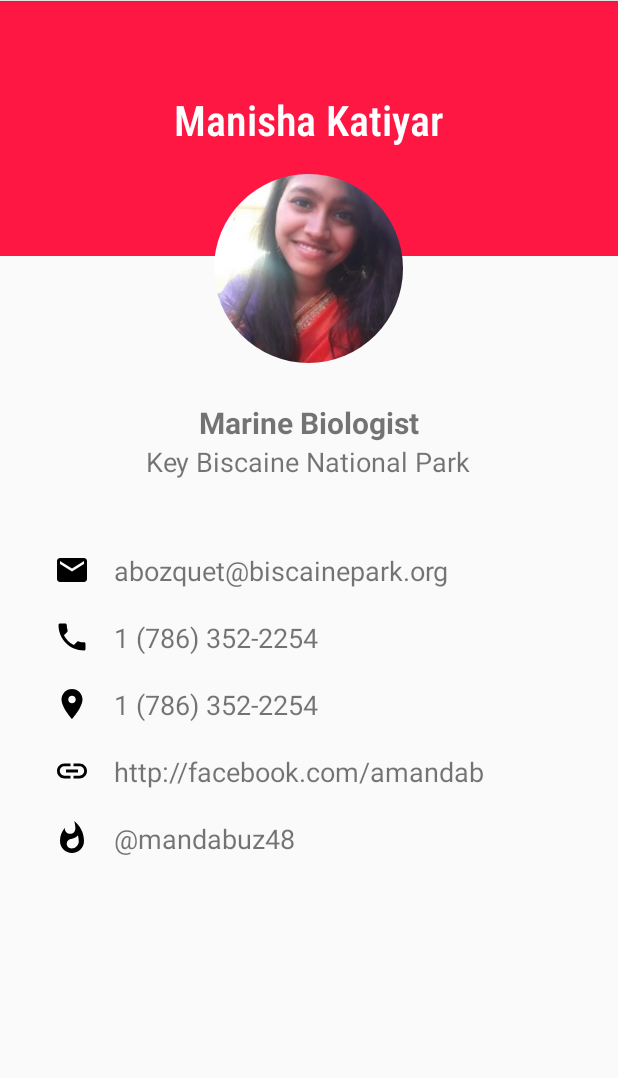
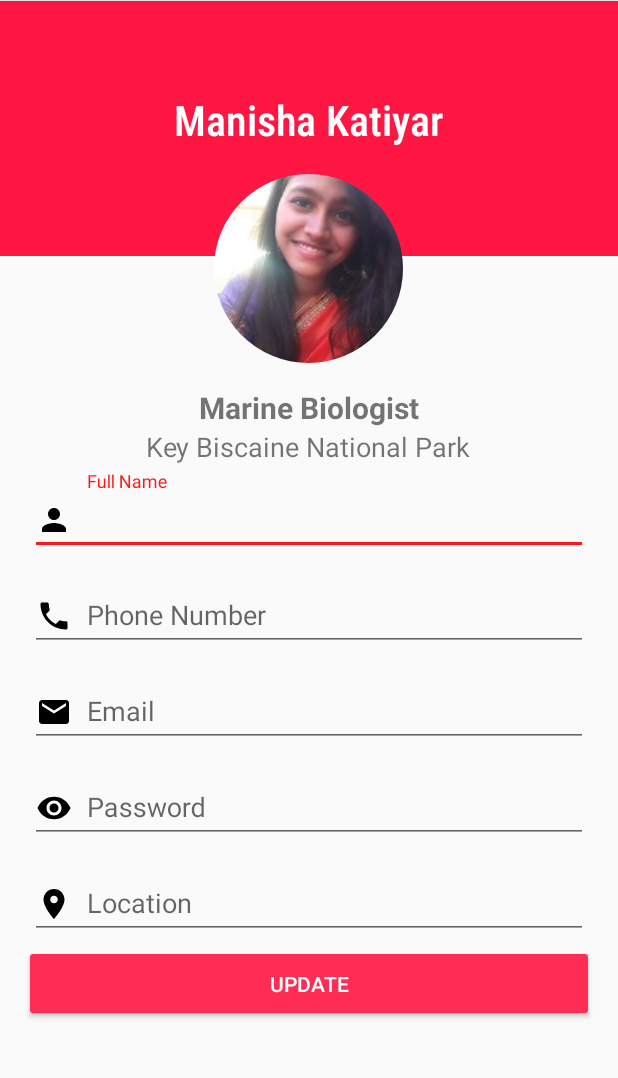
Before and after one commit to 17BTCS023/Even_To, an Android app: the fragment ProfileFragment shown on its own in the app's theme, on a phone screen of 412 x 824 dp, the part 84-1162 px from its top. Run offline under Robolectric (Android 15) with nearby library versions, the phone set to English and light mode, and no system bars; our stand-ins replace CircleImageView; 1 statement that could not run was skipped.

Commit message:
polished profile ui

```diff
--- a/app/build.gradle
+++ b/app/build.gradle
@@ -35,6 +35,7 @@ dependencies {
     implementation 'androidx.navigation:navigation-fragment:2.2.2'
     implementation 'androidx.navigation:navigation-ui:2.2.2'
     implementation 'androidx.lifecycle:lifecycle-extensions:2.2.0'
+    implementation 'com.google.firebase:firebase-database:19.3.0'
     testImplementation 'junit:junit:4.13'
     androidTestImplementation 'androidx.test.ext:junit:1.1.1'
     androidTestImplementation 'androidx.test.espresso:espresso-core:3.2.0'
--- /dev/null
+++ b/app/src/main/res/drawable/ic_password.xml
@@ -0,0 +1,9 @@
+<vector xmlns:android="http://schemas.android.com/apk/res/android"
+        android:width="24dp"
+        android:height="24dp"
+        android:viewportWidth="24.0"
+        android:viewportHeight="24.0">
+    <path
+        android:fillColor="#FF000000"
+        android:pathData="M12,4.5C7,4.5 2.73,7.61 1,12c1.73,4.39 6,7.5 11,7.5s9.27,-3.11 11,-7.5c-1.73,-4.39 -6,-7.5 -11,-7.5zM12,17c-2.76,0 -5,-2.24 -5,-5s2.24,-5 5,-5 5,2.24 5,5 -2.24,5 -5,5zM12,9c-1.66,0 -3,1.34 -3,3s1.34,3 3,3 3,-1.34 3,-3 -1.34,-3 -3,-3z"/>
+</vector>
--- a/app/src/main/res/layout/fragment_profile.xml
+++ b/app/src/main/res/layout/fragment_profile.xml
@@ -54,21 +54,18 @@
         android:src="@drawable/profile_pic_two"
         />
 
-    <androidx.constraintlayout.widget.ConstraintLayout
+    <LinearLayout
         android:layout_width="match_parent"
         android:layout_height="wrap_content"
-        android:layout_margin="20dp"
-        android:layout_marginStart="8dp"
-        android:layout_marginTop="8dp"
-        android:layout_marginEnd="8dp"
-        android:layout_marginBottom="8dp"
-        android:paddingBottom="20dp"
+        android:orientation="vertical"
+        android:padding="16dp"
         app:layout_constraintBottom_toBottomOf="parent"
         app:layout_constraintEnd_toEndOf="parent"
-        app:layout_constraintHorizontal_bias="1.0"
+        app:layout_constraintHorizontal_bias="0.0"
         app:layout_constraintStart_toStartOf="parent"
         app:layout_constraintTop_toBottomOf="@+id/user_imageview"
-        app:layout_constraintVertical_bias="0.038">
+        app:layout_constraintVertical_bias="0.0"
+        >
 
         <TextView
             android:id="@+id/occupation_textview"
@@ -77,11 +74,12 @@
             android:layout_marginStart="8dp"
             android:layout_marginEnd="8dp"
             android:text="Marine Biologist"
+            android:textSize="20sp"
             android:textStyle="bold"
-            android:textSize="20sp"
             app:layout_constraintEnd_toEndOf="parent"
             app:layout_constraintStart_toStartOf="parent"
-            app:layout_constraintTop_toTopOf="parent" />
+            app:layout_constraintTop_toTopOf="parent"
+            android:layout_gravity="center"/>
 
         <TextView
             android:id="@+id/about_textview"
@@ -94,218 +92,99 @@
             app:layout_constraintEnd_toEndOf="parent"
             app:layout_constraintHorizontal_bias="0.497"
             app:layout_constraintStart_toStartOf="parent"
-            app:layout_constraintTop_toBottomOf="@+id/occupation_textview" />
+            app:layout_constraintTop_toBottomOf="@+id/occupation_textview"
+            android:layout_gravity="center"/>
 
         <LinearLayout
-            android:id="@+id/linearLayout"
             android:layout_width="match_parent"
             android:layout_height="wrap_content"
-            android:layout_marginStart="8dp"
-            android:layout_marginTop="8dp"
-            android:layout_marginEnd="8dp"
-            android:orientation="horizontal"
-            app:layout_constraintEnd_toEndOf="parent"
-            app:layout_constraintHorizontal_bias="0.0"
-            app:layout_constraintStart_toStartOf="parent"
-            app:layout_constraintTop_toBottomOf="@+id/about_textview">
+            android:orientation="vertical">
 
-            <ImageView
-                android:id="@+id/email_imageview"
-                android:layout_width="wrap_content"
+            <com.google.android.material.textfield.TextInputLayout
+                android:layout_width="match_parent"
                 android:layout_height="wrap_content"
-                android:layout_marginStart="8dp"
-                android:layout_marginTop="40dp"
-                android:layout_marginEnd="8dp"
-                app:layout_constraintEnd_toEndOf="parent"
-                app:layout_constraintHorizontal_bias="0.126"
-                app:layout_constraintStart_toStartOf="parent"
-                app:layout_constraintTop_toBottomOf="@+id/about_textview"
-                app:srcCompat="@drawable/ic_profile_email" />
+                android:padding="4dp"
+                android:hint="Full Name">
+                <com.google.android.material.textfield.TextInputEditText
+                    android:id="@+id/user_profile_name"
+                    android:inputType="text"
+                    android:layout_width="match_parent"
+                    android:layout_height="wrap_content"
+                    android:drawableLeft="@drawable/ic_menu_account"
+                    android:drawableTint="@color/design_default_color_on_secondary"
+                    android:drawablePadding="10dp"/>
+            </com.google.android.material.textfield.TextInputLayout>
 
-            <TextView
-                android:id="@+id/email_textview"
-                android:layout_width="wrap_content"
+            <com.google.android.material.textfield.TextInputLayout
+                android:layout_width="match_parent"
                 android:layout_height="wrap_content"
-                android:layout_marginStart="8dp"
-                android:layout_marginTop="40dp"
-                android:layout_marginEnd="8dp"
-                android:text="abozquet@biscainepark.org"
-                android:textSize="18sp"
-                app:layout_constraintEnd_toEndOf="parent"
-                app:layout_constraintHorizontal_bias="0.031"
-                app:layout_constraintStart_toEndOf="@+id/email_imageview"
-                app:layout_constraintTop_toBottomOf="@+id/about_textview" />
+                android:padding="4dp"
+                android:hint="Phone Number">
+                <com.google.android.material.textfield.TextInputEditText
+                    android:id="@+id/user_profile_phone_no"
+                    android:inputType="text"
+                    android:layout_width="match_parent"
+                    android:layout_height="wrap_content"
+                    android:drawableLeft="@drawable/ic_profile_phone"
+                    android:drawableTint="@color/design_default_color_on_secondary"
+                    android:drawablePadding="10dp"/>
+            </com.google.android.material.textfield.TextInputLayout>
+
+            <com.google.android.material.textfield.TextInputLayout
+                android:layout_width="match_parent"
+                android:layout_height="wrap_content"
+                android:padding="4dp"
+                android:hint="Email">
+                <com.google.android.material.textfield.TextInputEditText
+                    android:id="@+id/user_profile_email"
+                    android:inputType="textEmailAddress"
+                    android:layout_width="match_parent"
+                    android:layout_height="wrap_content"
+                    android:drawableLeft="@drawable/ic_profile_email"
+                    android:drawablePadding="10dp"/>
+            </com.google.android.material.textfield.TextInputLayout>
+
+            <com.google.android.material.textfield.TextInputLayout
+                android:layout_width="match_parent"
+                android:layout_height="wrap_content"
+                android:padding="4dp"
+                android:hint="Password">
+                <com.google.android.material.textfield.TextInputEditText
+                    android:id="@+id/user_profile_password"
+                    android:inputType="text"
+                    android:layout_width="match_parent"
+                    android:layout_height="wrap_content"
+                    android:drawableLeft="@drawable/ic_password"
+                    android:drawableTint="@color/design_default_color_on_secondary"
+                    android:drawablePadding="10dp"/>
+            </com.google.android.material.textfield.TextInputLayout>
+
+            <com.google.android.material.textfield.TextInputLayout
+                android:layout_width="match_parent"
+                android:layout_height="wrap_content"
+                android:padding="4dp"
+                android:hint="Location">
+                <com.google.android.material.textfield.TextInputEditText
+                    android:id="@+id/user_profile_location"
+                    android:inputType="text"
+                    android:layout_width="match_parent"
+                    android:layout_height="wrap_content"
+                    android:drawableLeft="@drawable/ic_profile_city"
+                    android:drawableTint="@color/design_default_color_on_secondary"
+                    android:drawablePadding="10dp"/>
+            </com.google.android.material.textfield.TextInputLayout>
+
+            <com.google.android.material.button.MaterialButton
+                style="@style/Widget.AppCompat.Button.Colored"
+                android:layout_width="match_parent"
+                android:layout_height="match_parent"
+                android:text="UPDATE" />
 
         </LinearLayout>
 
 
-        <LinearLayout
-            android:id="@+id/linearLayout2"
-            android:layout_width="match_parent"
-            android:layout_height="wrap_content"
-            android:layout_marginStart="8dp"
-            android:orientation="horizontal"
-            app:layout_constraintEnd_toEndOf="parent"
-            app:layout_constraintHorizontal_bias="0.0"
-            app:layout_constraintStart_toStartOf="parent"
-            app:layout_constraintTop_toBottomOf="@+id/linearLayout">
 
-
-            <ImageView
-                android:id="@+id/phone_imageview"
-                android:layout_width="wrap_content"
-                android:layout_height="wrap_content"
-                android:layout_marginStart="8dp"
-                android:layout_marginTop="20dp"
-                android:layout_marginEnd="8dp"
-                app:layout_constraintEnd_toEndOf="parent"
-                app:layout_constraintHorizontal_bias="0.126"
-                app:layout_constraintStart_toStartOf="parent"
-                app:layout_constraintTop_toBottomOf="@+id/email_imageview"
-                app:srcCompat="@drawable/ic_profile_phone" />
-
-            <TextView
-                android:id="@+id/phone_textview"
-                android:layout_width="239dp"
-                android:layout_height="wrap_content"
-                android:layout_marginStart="8dp"
-                android:layout_marginTop="20dp"
-                android:layout_marginEnd="184dp"
-                android:text="1 (786) 352-2254"
-                android:textSize="18sp"
-                app:layout_constraintEnd_toEndOf="parent"
-                app:layout_constraintHorizontal_bias="0.031"
-                app:layout_constraintStart_toEndOf="@+id/phone_imageview"
-                app:layout_constraintTop_toBottomOf="@+id/email_textview" />
-
-        </LinearLayout>
-
-        <LinearLayout
-            android:id="@+id/linearLayout3"
-            android:layout_width="match_parent"
-            android:layout_height="wrap_content"
-            android:layout_marginStart="8dp"
-            android:orientation="horizontal"
-            app:layout_constraintEnd_toEndOf="parent"
-            app:layout_constraintHorizontal_bias="0.0"
-            app:layout_constraintStart_toStartOf="parent"
-            app:layout_constraintTop_toBottomOf="@+id/linearLayout2">
-
-
-            <ImageView
-                android:id="@+id/video_imageview"
-                android:layout_width="wrap_content"
-                android:layout_height="wrap_content"
-                android:layout_marginStart="8dp"
-                android:layout_marginTop="20dp"
-                android:layout_marginEnd="8dp"
-                app:layout_constraintEnd_toEndOf="parent"
-                app:layout_constraintHorizontal_bias="0.126"
-                app:layout_constraintStart_toStartOf="parent"
-                app:layout_constraintTop_toBottomOf="@+id/phone_imageview"
-                app:srcCompat="@drawable/ic_profile_city" />
-
-            <TextView
-                android:id="@+id/address_city_textview"
-                android:layout_width="242dp"
-                android:layout_height="wrap_content"
-                android:layout_marginStart="8dp"
-                android:layout_marginTop="20dp"
-                android:layout_marginEnd="184dp"
-                android:text="1 (786) 352-2254"
-                android:textSize="18sp"
-                app:layout_constraintEnd_toEndOf="parent"
-                app:layout_constraintHorizontal_bias="0.031"
-                app:layout_constraintStart_toEndOf="@+id/video_imageview"
-                app:layout_constraintTop_toBottomOf="@+id/phone_textview" />
-
-        </LinearLayout>
-
-
-        <LinearLayout
-            android:id="@+id/linearLayout4"
-            android:layout_width="match_parent"
-            android:layout_height="wrap_content"
-            android:layout_marginStart="8dp"
-            android:orientation="horizontal"
-            app:layout_constraintEnd_toEndOf="parent"
-            app:layout_constraintHorizontal_bias="0.0"
-            app:layout_constraintStart_toStartOf="parent"
-            app:layout_constraintTop_toBottomOf="@+id/linearLayout3">
-
-
-            <ImageView
-                android:id="@+id/facebook_imageview"
-                android:layout_width="wrap_content"
-                android:layout_height="wrap_content"
-                android:layout_marginStart="8dp"
-                android:layout_marginTop="20dp"
-                android:layout_marginEnd="8dp"
-                app:layout_constraintEnd_toEndOf="parent"
-                app:layout_constraintHorizontal_bias="0.126"
-                app:layout_constraintStart_toStartOf="parent"
-                app:layout_constraintTop_toBottomOf="@+id/address_city_textview"
-                app:srcCompat="@drawable/ic_profile_link" />
-
-            <TextView
-                android:id="@+id/facebook_textview"
-                android:layout_width="336dp"
-                android:layout_height="wrap_content"
-                android:layout_marginStart="8dp"
-                android:layout_marginTop="20dp"
-                android:layout_marginEnd="184dp"
-                android:text="http://facebook.com/amandab"
-                android:textSize="18sp"
-                app:layout_constraintEnd_toEndOf="parent"
-                app:layout_constraintHorizontal_bias="0.031"
-                app:layout_constraintStart_toEndOf="@+id/facebook_imageview"
-                app:layout_constraintTop_toBottomOf="@+id/address_city_textview" />
-
-        </LinearLayout>
-
-        <LinearLayout
-            android:id="@+id/linearLayout5"
-            android:layout_width="match_parent"
-            android:layout_height="wrap_content"
-            android:layout_marginStart="8dp"
-            android:orientation="horizontal"
-            app:layout_constraintEnd_toEndOf="parent"
-            app:layout_constraintHorizontal_bias="0.0"
-            app:layout_constraintStart_toStartOf="parent"
-            app:layout_constraintTop_toBottomOf="@+id/linearLayout4">
-
-
-            <ImageView
-                android:id="@+id/twitter_imageview"
-                android:layout_width="wrap_content"
-                android:layout_height="wrap_content"
-                android:layout_marginStart="8dp"
-                android:layout_marginTop="20dp"
-                android:layout_marginEnd="8dp"
-                app:layout_constraintEnd_toEndOf="parent"
-                app:layout_constraintHorizontal_bias="0.126"
-                app:layout_constraintStart_toStartOf="parent"
-                app:layout_constraintTop_toBottomOf="@+id/facebook_textview"
-                app:srcCompat="@drawable/ic_profile_hot" />
-
-            <TextView
-                android:id="@+id/twitter_textview"
-                android:layout_width="336dp"
-                android:layout_height="wrap_content"
-                android:layout_marginStart="8dp"
-                android:layout_marginTop="20dp"
-                android:layout_marginEnd="184dp"
-                android:text="\@mandabuz48"
-                android:textSize="18sp"
-                app:layout_constraintEnd_toEndOf="parent"
-                app:layout_constraintHorizontal_bias="0.031"
-                app:layout_constraintStart_toEndOf="@+id/twitter_imageview"
-                app:layout_constraintTop_toBottomOf="@+id/facebook_textview" />
-
-        </LinearLayout>
-
-    </androidx.constraintlayout.widget.ConstraintLayout>
-
+    </LinearLayout>
 
 
 </androidx.constraintlayout.widget.ConstraintLayout>
--- a/app/src/main/res/layout/fragment_services.xml
+++ b/app/src/main/res/layout/fragment_services.xml
@@ -1,5 +1,5 @@
 <?xml version="1.0" encoding="utf-8"?>
-<LinearLayout xmlns:android="http://schemas.android.com/apk/res/android"
+<ScrollView xmlns:android="http://schemas.android.com/apk/res/android"
     xmlns:app="http://schemas.android.com/apk/res-auto"
     xmlns:tools="http://schemas.android.com/tools"
     android:layout_width="match_parent"
@@ -8,19 +8,13 @@
     android:orientation="vertical"
     tools:context=".ui_navigation.orders.OrderFragment">
 
-        <ScrollView
-            android:layout_width="match_parent"
-            android:layout_height="0dp"
-            android:layout_weight="9">
-
     <LinearLayout
         android:layout_width="match_parent"
-                android:layout_height="fill_parent"
+        android:layout_height="wrap_content"
+        android:orientation="vertical"
         android:layout_margin="5dp"
         android:layout_marginTop="20dp"
-                android:layout_marginBottom="20dp"
-                android:orientation="vertical">
-
+        android:layout_marginBottom="20dp">
 
                 <com.google.android.material.textfield.TextInputLayout
                     style="@style/Widget.MaterialComponents.TextInputLayout.OutlinedBox"
@@ -181,15 +175,6 @@
                         android:inputType="text"/>
 
                 </com.google.android.material.textfield.TextInputLayout>
-            </LinearLayout>
-        </ScrollView>
-
-    <LinearLayout
-        android:layout_width="match_parent"
-        android:layout_height="0dp"
-        android:layout_weight="1"
-        android:orientation="vertical">
-
                 <com.google.android.material.button.MaterialButton
                     style="@style/Widget.AppCompat.Button.Colored"
                     android:layout_width="match_parent"
@@ -197,5 +182,4 @@
                     android:text="ADD SERVICE" />
 </LinearLayout>
 
-
-</LinearLayout>
+</ScrollView>
```
Lines whose indentation alone changed are shown as unchanged.
